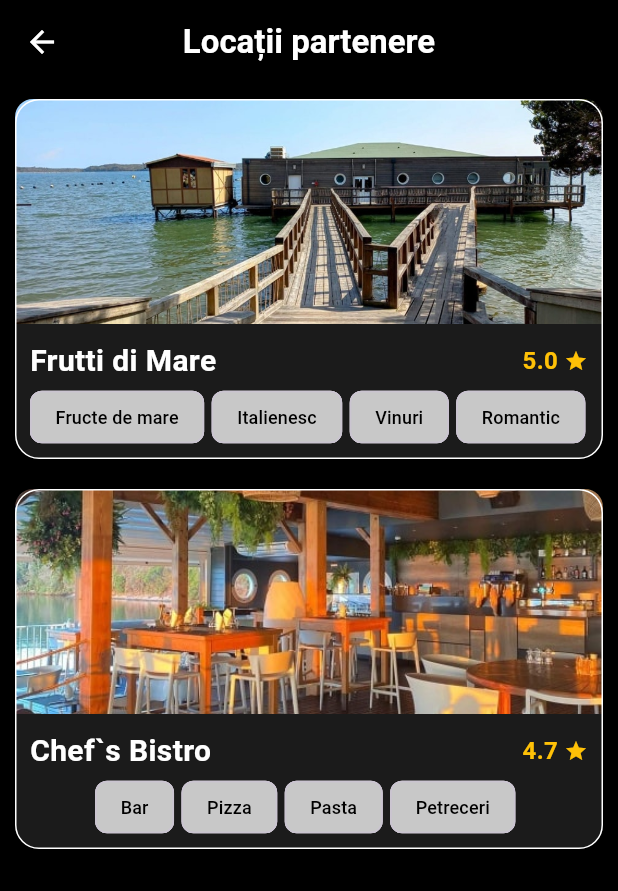
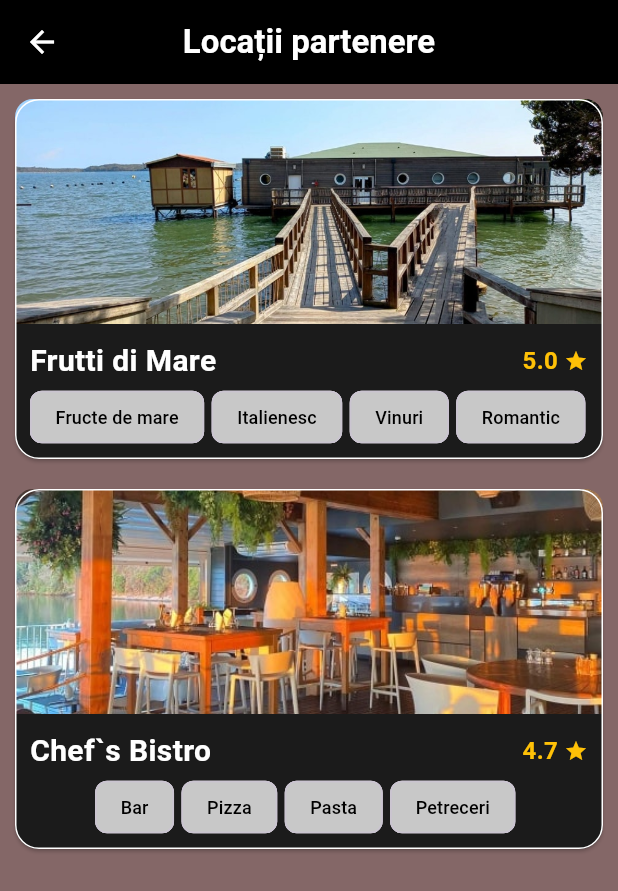
Before and after one commit to iTry2Learn/valceaevents, a Flutter app: the LocatiiPage screen opened directly, on a phone screen of 412 x 824 dp. Shown: the top 891 px of the screen. Run offline on Flutter 3.47's test engine with Material 3 defaults, Android fonts, the phone set to English and light mode, and no system bars; our stand-ins replace carousel_slider.

Commit message:
change_color_location

```diff
--- a/lib/Pages/locations_pages.dart
+++ b/lib/Pages/locations_pages.dart
@@ -7,7 +7,7 @@ class LocatiiPage extends StatelessWidget {
   @override
   Widget build(BuildContext context) {
     return Scaffold(
-      backgroundColor: Colors.black,
+      backgroundColor: const Color.fromARGB(255, 132, 103, 103),
       appBar: AppBar(
         centerTitle: true,
         title: Text(
```
